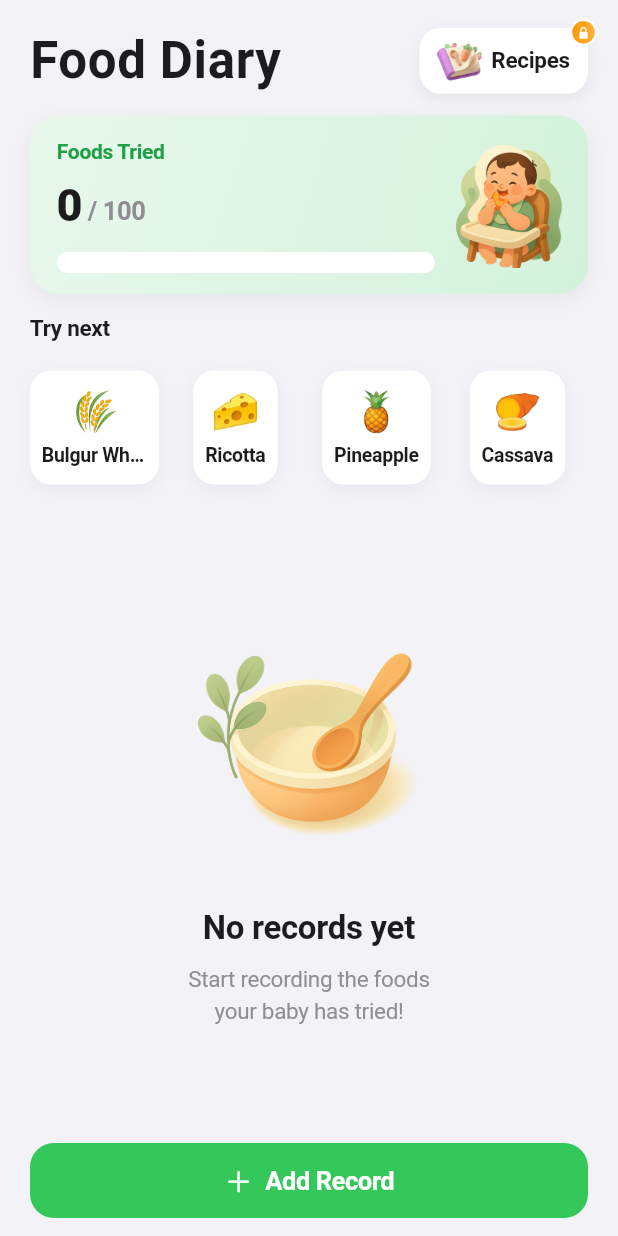
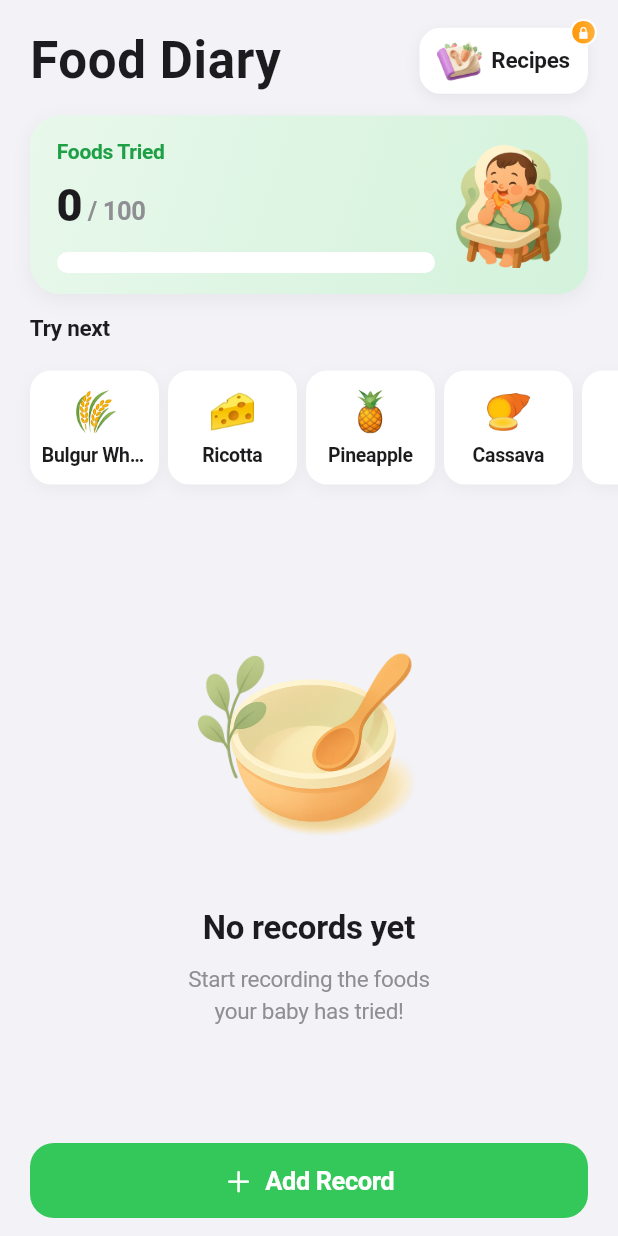
Before and after one commit to JoaoFloresDev/blw, a Flutter app: the FoodLogScreen screen opened directly, on a phone screen of 412 x 824 dp. Run offline on Flutter 3.47's test engine with Material 3 defaults, Android fonts, the phone set to English and light mode, and no system bars; our stand-ins replace firebase_analytics, firebase_core, image_picker, in_app_purchase, in_app_review, pdf and 2 more; accounts and stored records are empty.

Commit message:
fix: uniform try-next card widths and tighter spacing
Co-Authored-By: Claude Fable 5 <noreply@anthropic.com>

```diff
--- a/blw/lib/screens/food_log_screen.dart
+++ b/blw/lib/screens/food_log_screen.dart
@@ -353,7 +353,7 @@ class FoodLogScreen extends StatelessWidget {
               scrollDirection: Axis.horizontal,
               clipBehavior: Clip.none,
               itemCount: suggestions.length,
-              separatorBuilder: (_, i) => const SizedBox(width: 8),
+              separatorBuilder: (_, i) => const SizedBox(width: 6),
               itemBuilder: (context, index) => SizedBox(
                 width: 86,
                 child:
@@ -377,6 +377,7 @@ class FoodLogScreen extends StatelessWidget {
         CupertinoPageRoute(builder: (_) => FoodDetailScreen(food: food)),
       ),
       child: Container(
+        width: double.infinity,
         padding: const EdgeInsets.symmetric(vertical: 12, horizontal: 8),
         decoration: BoxDecoration(
           color: Colors.white,
```
